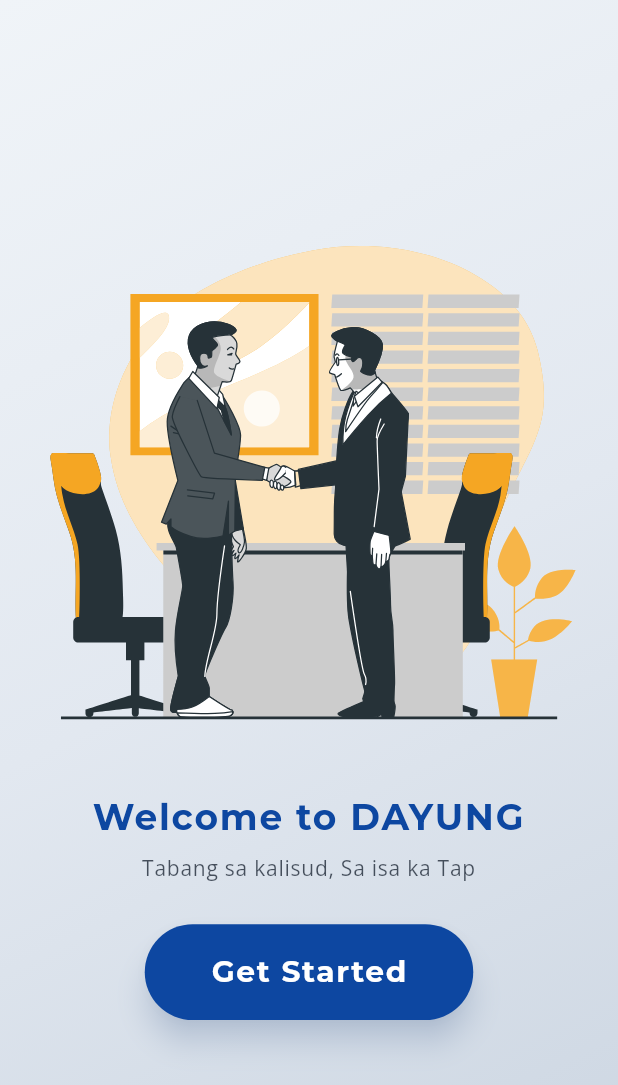
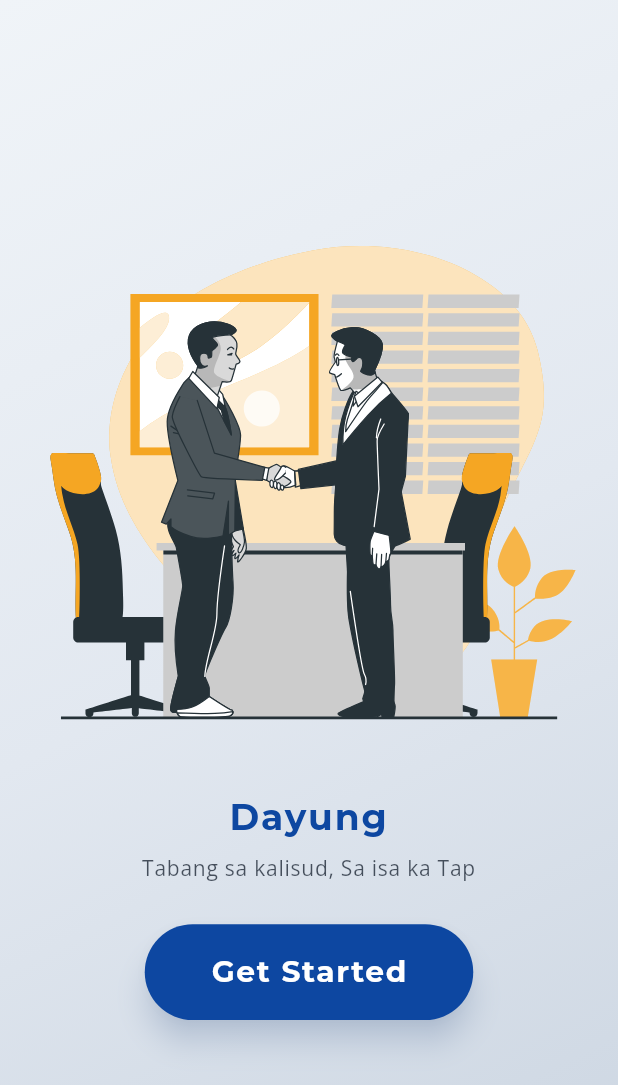
Before and after one commit to Maklaeen/DayungApp, a Flutter app: the screen it shows after launch, on a phone screen of 412 x 824 dp. Shown: the top 1085 px of the screen. Run offline on Flutter 3.47's test engine with Material 3 defaults, Android fonts, the light colour scheme and no system bars; drawn by our look-alikes of flutter_animate; our stand-ins replace auto_size_text, file_picker, fl_chart, flutter_compass, flutter_riverpod, font_awesome_flutter and 9 more; missing offline and left inert: pdfx; accounts and stored records are empty.

Commit message:
aaaaa xD

```diff
--- a/lib/screens/splash_screen.dart
+++ b/lib/screens/splash_screen.dart
@@ -74,7 +74,7 @@
 
               // Welcome Text
               Text(
-                    'Welcome to DAYUNG',
+                    'Dayung',
                     style: TextStyle(
                       fontSize: 24,
                       fontWeight: FontWeight.w700,
```
